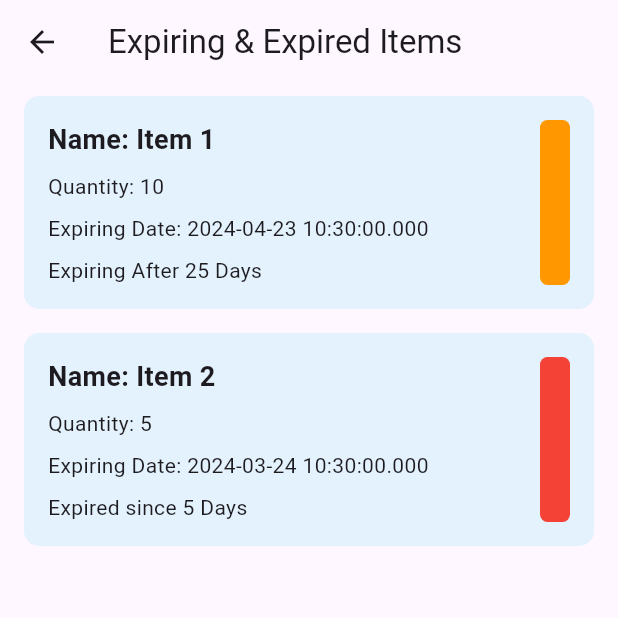
After one commit to Arthurdotself/Flutter-pharmacy-management-system, a Flutter app: the ExpiringExpiredPage screen opened directly, on a phone screen of 412 x 824 dp, the top half of it. The commit adds this screen. Run offline on Flutter 3.47's test engine with Material 3 defaults, Android fonts, the phone set to English and light mode, and no system bars; our stand-ins replace awesome_dialog, charts_flutter, cloud_firestore, firebase_auth, firebase_core, firebase_storage and 5 more; missing offline and left inert: flutter_barcode_scanner; accounts and stored records are empty; network calls fail.

Commit message:
Expiring & Expired UI design

```diff
--- /dev/null
+++ b/lib/pages/expiring&expired.dart
@@ -0,0 +1,122 @@
+import 'package:flutter/material.dart';
+
+class ExpiringExpiredPage extends StatelessWidget {
+  @override
+  Widget build(BuildContext context) {
+    return Scaffold(
+      appBar: AppBar(
+        title: Text('Expiring & Expired Items'),
+      ),
+      body: ExpiringExpiredList(),
+    );
+  }
+}
+
+class ExpiringExpiredList extends StatefulWidget {
+  @override
+  _ExpiringExpiredListState createState() => _ExpiringExpiredListState();
+}
+
+class _ExpiringExpiredListState extends State<ExpiringExpiredList> {
+  List<ExpiringExpiredItem> _items = [];
+
+  @override
+  void initState() {
+    super.initState();
+    // Example data, replace with your actual data
+    _items = [
+      ExpiringExpiredItem(
+        name: 'Item 1',
+        quantity: 10,
+        expiringDate: DateTime.now().add(Duration(days: 25)),
+      ),
+      ExpiringExpiredItem(
+        name: 'Item 2',
+        quantity: 5,
+        expiringDate: DateTime.now().subtract(Duration(days: 5)),
+      ),
+    ];
+  }
+
+  @override
+  Widget build(BuildContext context) {
+    return ListView.builder(
+      itemCount: _items.length,
+      itemBuilder: (context, index) {
+        return ExpiringExpiredListItem(item: _items[index]);
+      },
+    );
+  }
+}
+
+class ExpiringExpiredItem {
+  final String name;
+  final int quantity;
+  final DateTime expiringDate;
+
+  ExpiringExpiredItem({
+    required this.name,
+    required this.quantity,
+    required this.expiringDate,
+  });
+}
+
+class ExpiringExpiredListItem extends StatelessWidget {
+  final ExpiringExpiredItem item;
+
+  ExpiringExpiredListItem({required this.item});
+
+  @override
+  Widget build(BuildContext context) {
+    Color indicatorColor = Colors.blue.shade50; // Default color
+    Duration timeDifference = item.expiringDate.difference(DateTime.now());
+    if (timeDifference.inDays <= 30 && timeDifference.inDays >= 0) {
+      indicatorColor = Colors.orange; // Change color to orange if expiring soon
+    } else if (timeDifference.isNegative) {
+      indicatorColor = Colors.red; // Change color to red if already expired
+    }
+
+    return Container(
+      margin: EdgeInsets.symmetric(vertical: 8.0, horizontal: 16.0),
+      padding: EdgeInsets.all(16.0),
+      decoration: BoxDecoration(
+        color: Colors.blue.shade50,
+        borderRadius: BorderRadius.circular(10.0),
+      ),
+      child: Row(
+        mainAxisAlignment: MainAxisAlignment.spaceBetween,
+        children: [
+          Column(
+            crossAxisAlignment: CrossAxisAlignment.start,
+            children: [
+              Text(
+                'Name: ${item.name}',
+                style: TextStyle(
+                  fontWeight: FontWeight.bold,
+                  fontSize: 18.0,
+                ),
+              ),
+              SizedBox(height: 8.0),
+              Text('Quantity: ${item.quantity}'),
+              SizedBox(height: 8.0),
+              Text('Expiring Date: ${item.expiringDate.toString()}'),
+              SizedBox(height: 8.0),
+              if (timeDifference.inDays >= 0)
+                Text('Expiring After ${timeDifference.inDays} Days'),
+              if (timeDifference.isNegative)
+                Text('Expired since ${timeDifference.inDays.abs()} Days'),
+            ],
+          ),
+          Container(
+            width: 20,
+            height: 110,
+            decoration: BoxDecoration(
+              color: indicatorColor,
+              borderRadius: BorderRadius.circular(5.0),
+            ),
+          ),
+        ],
+      ),
+    );
+  }
+}
--- a/lib/pages/home.dart
+++ b/lib/pages/home.dart
@@ -15,6 +15,7 @@ import 'package:tugas1_login/pages/setting.dart';
 import 'notes.dart';
 import 'package:tugas1_login/pages/purchaseInvoices.dart';
 import 'package:tugas1_login/pages/dashboard.dart';
+import 'package:tugas1_login/pages/expiring&expired.dart';
 
 class Dashbord extends StatefulWidget {
   final String userId;
@@ -341,7 +342,12 @@ class _DashbordState extends State<Dashbord> {
                               ),
                               const SizedBox(height: 5.0),
                               ElevatedButton(
-                                onPressed: () {},
+                                onPressed: () {
+                                  Navigator.push(
+                                    context,
+                                    MaterialPageRoute(builder: (context) => ExpiringExpiredPage()),
+                                  );
+                                },
                                 child: const Text("    More    "),
                               ),
                             ],
```
